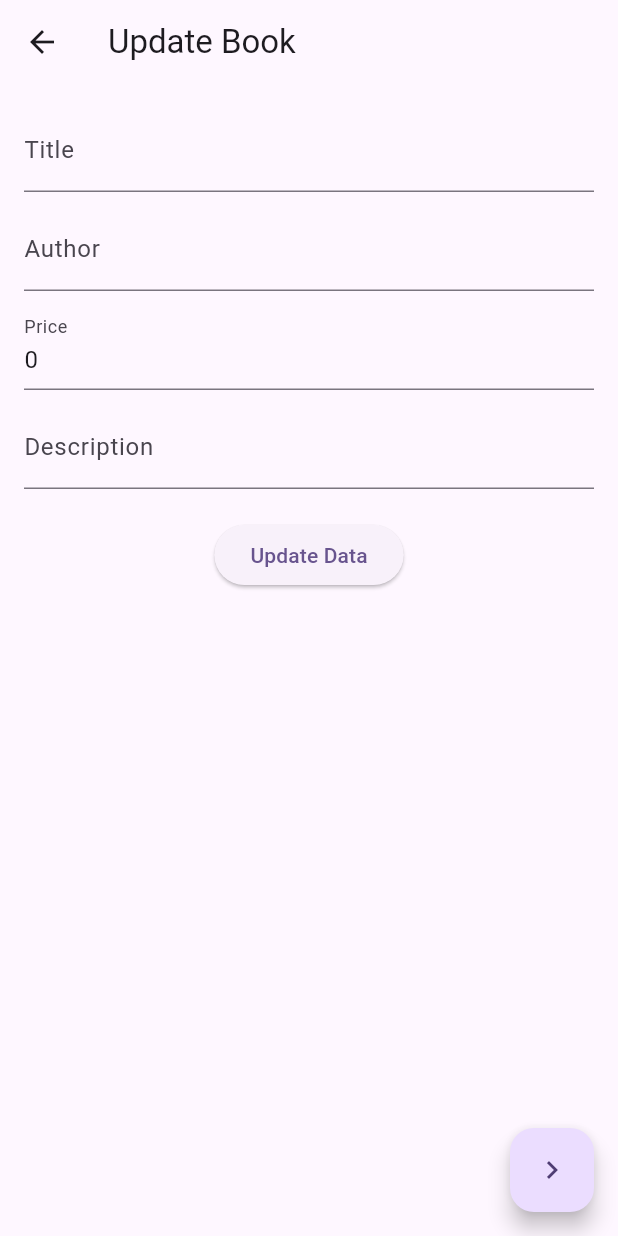
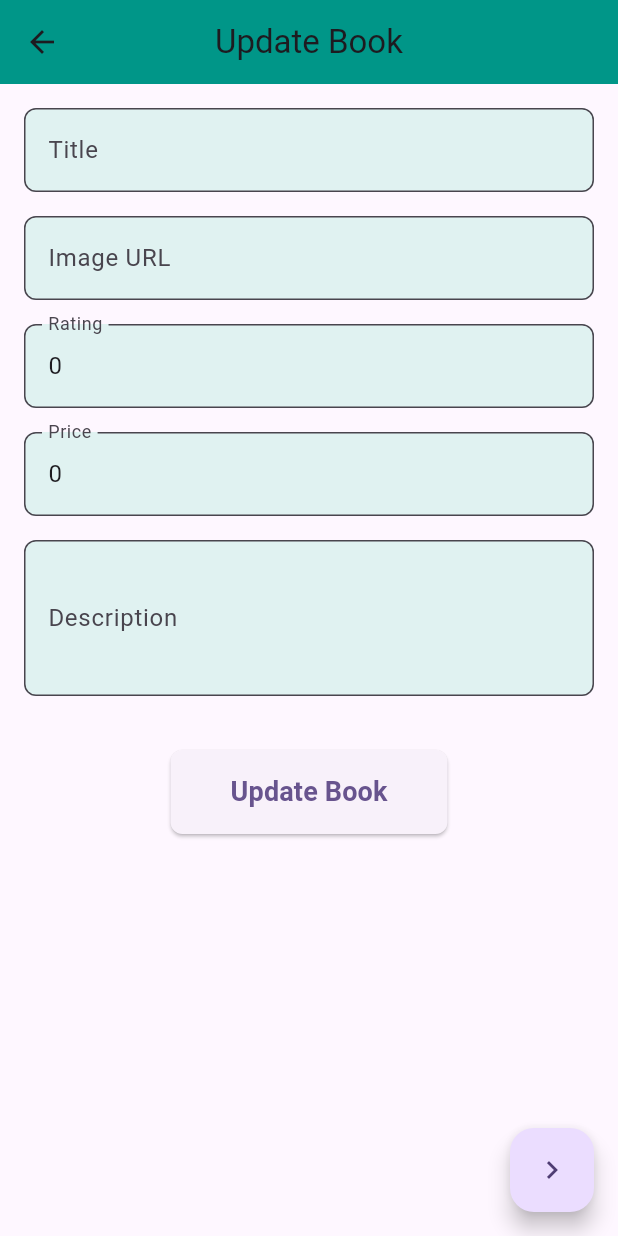
Before and after one commit to saaduddins83/flutter_bookStore_App, a Flutter app: the UpdateBooks screen opened directly with empty values, on a phone screen of 412 x 824 dp. Run offline on Flutter 3.47's test engine with Material 3 defaults, Android fonts, the phone set to English and light mode, and no system bars; our stand-ins replace cloud_firestore, firebase_auth, firebase_core, flutter_svg, google_fonts, google_sign_in; missing offline and left inert: sign_button; accounts and stored records are empty; statements that could not run were skipped.

Commit message:
admin_changes

```diff
--- a/lib/admin/book_listing.dart
+++ b/lib/admin/book_listing.dart
@@ -22,7 +22,7 @@ class _BookListPageState extends State<BookListPage> {
         elevation: 5,
       ),
       body: StreamBuilder<QuerySnapshot>(
-        stream: FirebaseFirestore.instance.collection('books').snapshots(),
+        stream: FirebaseFirestore.instance.collection('products').snapshots(),
         builder: (context, snapshot) {
           if (snapshot.connectionState == ConnectionState.waiting) {
             return const Center(child: CircularProgressIndicator());
@@ -69,6 +69,7 @@ class _BookListPageState extends State<BookListPage> {
                           decoration: BoxDecoration(
                             color: Colors.teal[100],
                             borderRadius: BorderRadius.circular(8),
+                            image: NetworkImage(['image']),
                           ),
                           child: const Icon(Icons.book,
                               size: 40, color: Colors.teal),
@@ -131,6 +132,7 @@ class _BookListPageState extends State<BookListPage> {
                                 'author': bookData['author'],
                                 'price': bookData['price'],
                                 'description': bookData['description'],
+                                'image': bookData['image'],
                               },
                             );
                           },
@@ -143,7 +145,7 @@ class _BookListPageState extends State<BookListPage> {
                             onPressed: () async {
                               try {
                                 await FirebaseFirestore.instance
-                                    .collection('books')
+                                    .collection('products')
                                     .doc(book.id)
                                     .delete();
 
--- a/lib/admin/updateBooks.dart
+++ b/lib/admin/updateBooks.dart
@@ -1,6 +1,7 @@
 import 'package:app_book_store/admin/floatingActionButton.dart';
 import 'package:flutter/material.dart';
 import 'package:cloud_firestore/cloud_firestore.dart';
+import 'package:app_book_store/models/product.dart';
 
 class UpdateBooks extends StatefulWidget {
   final dynamic data; // Pass the book document ID or data
@@ -13,18 +14,20 @@ class UpdateBooks extends StatefulWidget {
 class _UpdateBooksState extends State<UpdateBooks> {
   final _formKey = GlobalKey<FormState>();
   final TextEditingController _titleController = TextEditingController();
-  final TextEditingController _authorController = TextEditingController();
+  final TextEditingController _imageController = TextEditingController();
   final TextEditingController _priceController = TextEditingController();
   final TextEditingController _descriptionController = TextEditingController();
+  final TextEditingController _ratingController = TextEditingController();
 
   @override
   void initState() {
     super.initState();
     // Pre-fill the form fields with existing data
     _titleController.text = widget.data['title'];
-    _authorController.text = widget.data['author'];
+    _imageController.text = widget.data['images']?[0] ?? '';
     _priceController.text = widget.data['price'].toString();
     _descriptionController.text = widget.data['description'];
+    _ratingController.text = widget.data['rating']?.toString() ?? '';
   }
 
   Future<void> _updateBook() async {
@@ -32,13 +35,22 @@ class _UpdateBooksState extends State<UpdateBooks> {
       try {
         final firestore = FirebaseFirestore.instance;
 
+        // Collect updated book data
+        final updatedProduct = Product(
+          id: widget.data['id'],
+          title: _titleController.text,
+          categories: widget.data['categories'] ?? ['Technology', 'Design'],
+          images: [_imageController.text],
+          rating: double.parse(_ratingController.text),
+          price: double.parse(_priceController.text),
+          description: _descriptionController.text,
+        );
+
         // Update the book in Firestore using the document ID
-        await firestore.collection('books').doc(widget.data['id']).update({
-          'title': _titleController.text,
-          'author': _authorController.text,
-          'price': double.parse(_priceController.text),
-          'description': _descriptionController.text,
-        });
+        await firestore
+            .collection('products')
+            .doc(widget.data['id'])
+            .set(updatedProduct.toJson());
 
         // Show success message
         ScaffoldMessenger.of(context).showSnackBar(
@@ -61,6 +73,8 @@ class _UpdateBooksState extends State<UpdateBooks> {
     return Scaffold(
       appBar: AppBar(
         title: const Text('Update Book'),
+        backgroundColor: Colors.teal,
+        centerTitle: true,
       ),
       body: Padding(
         padding: const EdgeInsets.all(16.0),
@@ -69,9 +83,10 @@ class _UpdateBooksState extends State<UpdateBooks> {
           child: SingleChildScrollView(
             child: Column(
               children: [
-                TextFormField(
+                // Title Field
+                _buildTextField(
                   controller: _titleController,
-                  decoration: const InputDecoration(labelText: 'Title'),
+                  label: 'Title',
                   validator: (value) {
                     if (value == null || value.isEmpty) {
                       return 'Please enter the title';
@@ -79,21 +94,38 @@ class _UpdateBooksState extends State<UpdateBooks> {
                     return null;
                   },
                 ),
-                const SizedBox(height: 10),
-                TextFormField(
-                  controller: _authorController,
-                  decoration: const InputDecoration(labelText: 'Author'),
+
+                // Image URL Field
+                _buildTextField(
+                  controller: _imageController,
+                  label: 'Image URL',
                   validator: (value) {
                     if (value == null || value.isEmpty) {
-                      return 'Please enter the author';
+                      return 'Please enter the image URL';
                     }
                     return null;
                   },
                 ),
-                const SizedBox(height: 10),
-                TextFormField(
+
+                // Rating Field
+                _buildTextField(
+                  controller: _ratingController,
+                  label: 'Rating',
+                  validator: (value) {
+                    if (value == null || value.isEmpty) {
+                      return 'Please enter the rating';
+                    }
+                    if (double.tryParse(value) == null) {
+                      return 'Please enter a valid number';
+                    }
+                    return null;
+                  },
+                ),
+
+                // Price Field
+                _buildTextField(
                   controller: _priceController,
-                  decoration: const InputDecoration(labelText: 'Price'),
+                  label: 'Price',
                   keyboardType: TextInputType.number,
                   validator: (value) {
                     if (value == null || value.isEmpty) {
@@ -105,10 +137,12 @@ class _UpdateBooksState extends State<UpdateBooks> {
                     return null;
                   },
                 ),
-                const SizedBox(height: 10),
-                TextFormField(
+
+                // Description Field
+                _buildTextField(
                   controller: _descriptionController,
-                  decoration: const InputDecoration(labelText: 'Description'),
+                  label: 'Description',
+                  maxLines: 3,
                   validator: (value) {
                     if (value == null || value.isEmpty) {
                       return 'Please enter the description';
@@ -116,10 +150,23 @@ class _UpdateBooksState extends State<UpdateBooks> {
                     return null;
                   },
                 ),
+
                 const SizedBox(height: 20),
+
+                // Update Book Button
                 ElevatedButton(
                   onPressed: _updateBook,
-                  child: const Text('Update Data'),
+                  style: ElevatedButton.styleFrom(
+                    padding: const EdgeInsets.symmetric(
+                        horizontal: 40, vertical: 15),
+                    shape: RoundedRectangleBorder(
+                      borderRadius: BorderRadius.circular(8),
+                    ),
+                  ),
+                  child: const Text(
+                    'Update Book',
+                    style: TextStyle(fontSize: 18, fontWeight: FontWeight.bold),
+                  ),
                 ),
               ],
             ),
@@ -129,4 +176,31 @@ class _UpdateBooksState extends State<UpdateBooks> {
       floatingActionButton: NavigationFAB(),
     );
   }
+
+  Widget _buildTextField({
+    required TextEditingController controller,
+    required String label,
+    TextInputType? keyboardType,
+    int maxLines = 1,
+    String? Function(String?)? validator,
+  }) {
+    return Padding(
+      padding: const EdgeInsets.only(bottom: 16.0),
+      child: TextFormField(
+        controller: controller,
+        decoration: InputDecoration(
+          labelText: label,
+          labelStyle: const TextStyle(fontSize: 16),
+          border: OutlineInputBorder(
+            borderRadius: BorderRadius.circular(8),
+          ),
+          filled: true,
+          fillColor: Colors.teal.shade50,
+        ),
+        keyboardType: keyboardType,
+        maxLines: maxLines,
+        validator: validator,
+      ),
+    );
+  }
 }
--- a/lib/main.dart
+++ b/lib/main.dart
@@ -41,7 +41,7 @@ class Myapp extends StatelessWidget {
           colorScheme: ColorScheme.fromSeed(seedColor: Colors.deepPurple),
           useMaterial3: true,
         ),
-        initialRoute: AppRoutes.splashscreen,
+        initialRoute: AppRoutes.addbooks,
         onGenerateRoute: AppRoutes.generateRoute,
         home: AuthWrapper(),
       ),
```
Also changed, not shown: lib/screens/splash_screen.dart (+14 -14 lines).
